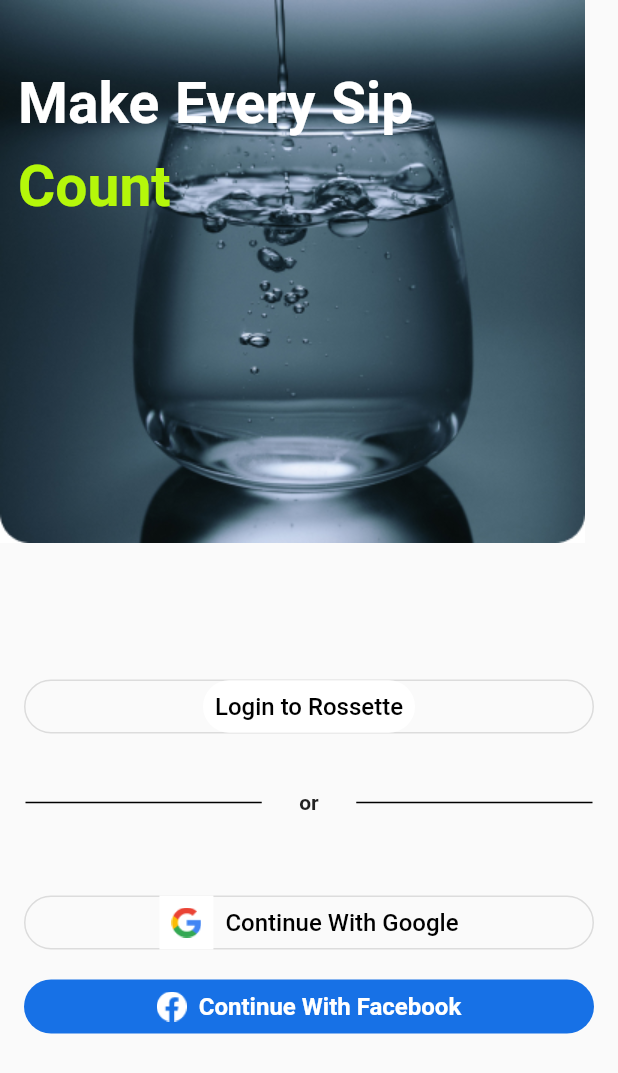
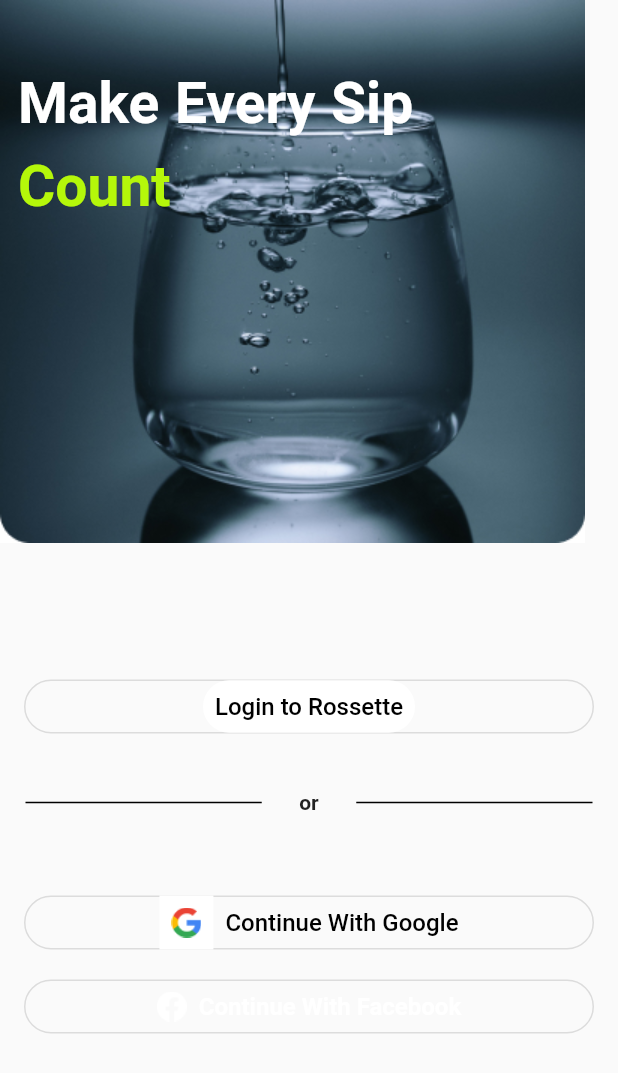
Before and after one commit to Krishnaraj017/Rossette-Loginopt-page, a Flutter app: the screen it shows after launch, on a phone screen of 412 x 824 dp. Shown: the top 1073 px of the screen. Run offline on Flutter 3.47's test engine with Material 2 defaults, Android fonts, the phone set to English and light mode, and no system bars.

Commit message:
Some border improvemnet

```diff
--- a/myapp/lib/screens/login_form_widget.dart
+++ b/myapp/lib/screens/login_form_widget.dart
@@ -27,8 +27,8 @@ class LoginForm extends StatelessWidget {
                     shape: RoundedRectangleBorder(
                       borderRadius: BorderRadius.circular(20),
                       side: const BorderSide(
-                        width: 2,
-                        color: Colors.black,
+                        width: 0.2,
+                        color: Colors.black87,
                       ),
                     ),
                   ),
--- a/myapp/lib/screens/login_screen.dart
+++ b/myapp/lib/screens/login_screen.dart
@@ -140,8 +140,8 @@ class LoginScreen extends StatelessWidget {
                               shape: RoundedRectangleBorder(
                                 borderRadius: BorderRadius.circular(20),
                                 side: const BorderSide(
-                                  width: 2,
-                                  color: Colors.black,
+                                  width: 0.2,
+                                  color: Colors.black87,
                                 ),
                               ),
                             ),
@@ -180,10 +180,12 @@ class LoginScreen extends StatelessWidget {
                               ),
                             ),
                             style: OutlinedButton.styleFrom(
-                              backgroundColor: const Color(0xFF1771E6),
-                              side: BorderSide.none,
                               shape: RoundedRectangleBorder(
                                 borderRadius: BorderRadius.circular(20),
+                                side: const BorderSide(
+                                  width: 0.2,
+                                  color: Colors.black87,
+                                ),
                               ),
                             ),
                           ),
```
